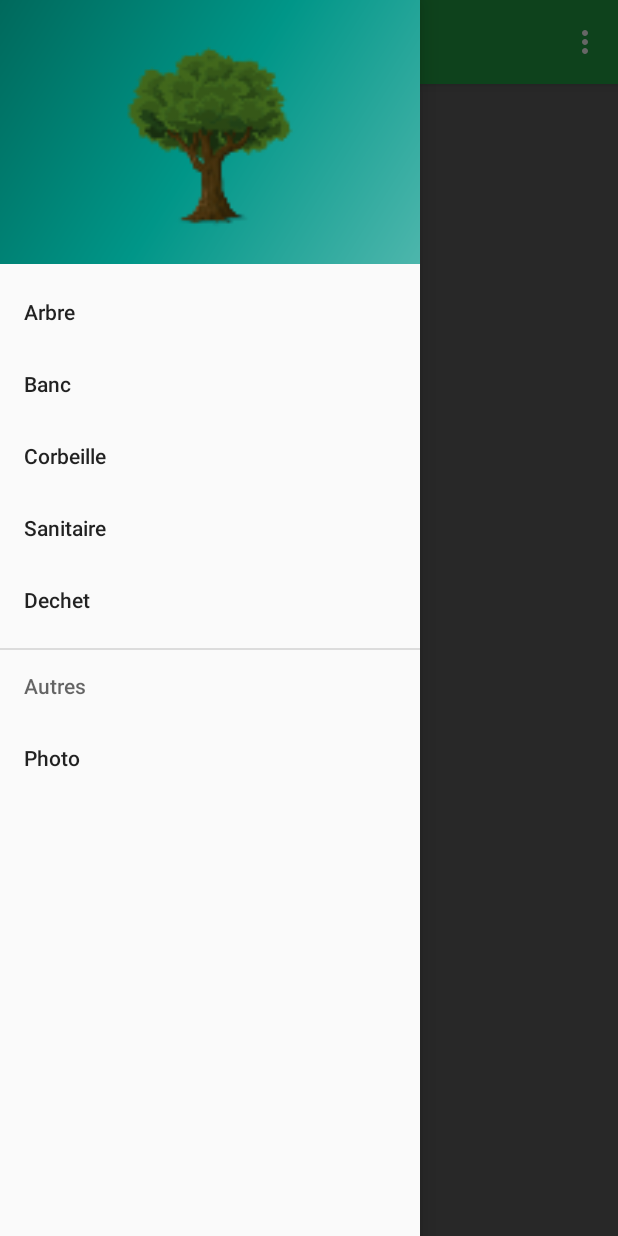
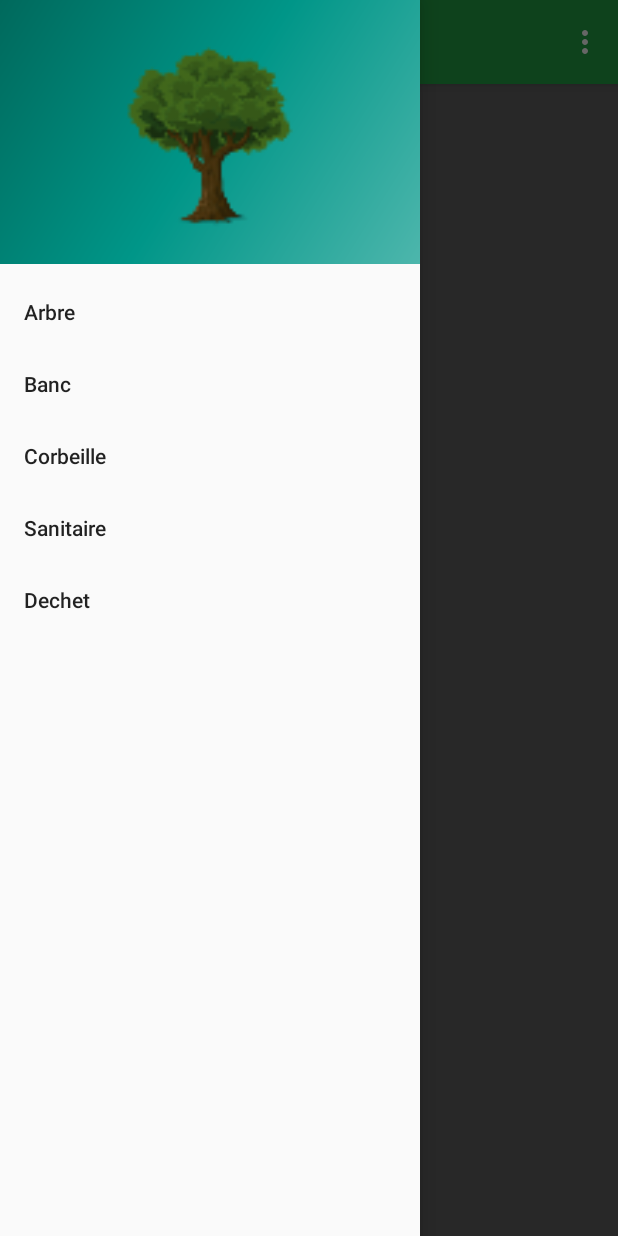
Before and after one commit to edouard-bracquemond/SIG, an Android app: the NavigationDrawerActivity screen opened directly, with no data from a screen before it, with the side drawer open, on a phone screen of 412 x 824 dp. Run offline under Robolectric (Android 15) with nearby library versions, the phone set to English and light mode, and no system bars.

Commit message:
nettoyage menu

```diff
--- a/appli/app/src/main/res/menu/activity_navigation_drawer_drawer.xml
+++ b/appli/app/src/main/res/menu/activity_navigation_drawer_drawer.xml
@@ -26,13 +26,6 @@
             android:title="Dechet" />
     </group>
 
-    <item android:title="Autres">
-        <menu>
-            <item
-                android:id="@+id/photoID"
 
-                android:title="Photo" />
-        </menu>
-    </item>
 
 </menu>
```
Also changed, not shown: appli/app/src/main/java/com/example/maxime/sig/activity/NavigationDrawerActivity.java (+1 -44 lines).
